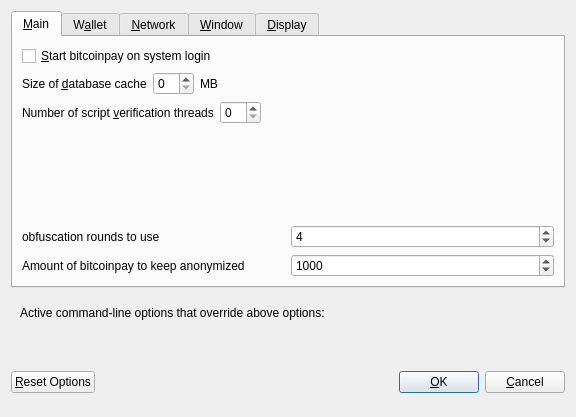
Before: the Qt Designer form src/qt/forms/optionsdialog.ui in admecoin/bitcoinpay, drawn with Qt 5.
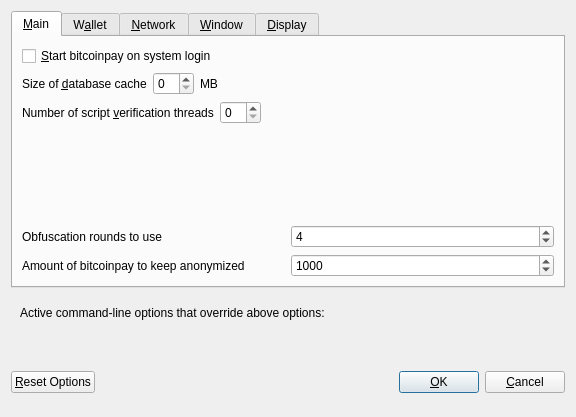
After: the same form once the commit is applied. Custom widgets are drawn as their Qt base class.

Patch:
```diff
--- a/src/qt/forms/optionsdialog.ui
+++ b/src/qt/forms/optionsdialog.ui
@@ -138,7 +138,7 @@
             <string>This setting determines the amount of individual masternodes that an input will be anonymized through.&lt;br/&gt;More rounds of anonymization gives a higher degree of privacy, but also costs more in fees.</string>
            </property>
            <property name="text">
-            <string>obfuscation rounds to use</string>
+            <string>Obfuscation rounds to use</string>
            </property>
           </widget>
          </item>
```
Left out of the diff: 4 changed lines with no effect on the pictures.
